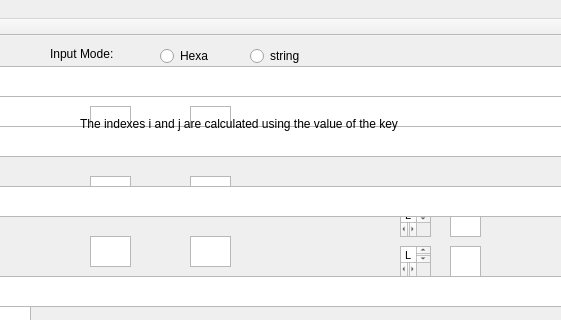
Old version of the form mainwindow.ui in the repository TonyMalghem/TX; both pictures show x 360 to 921 and y 0 to 320 of the 1250 by 594 pixel window.
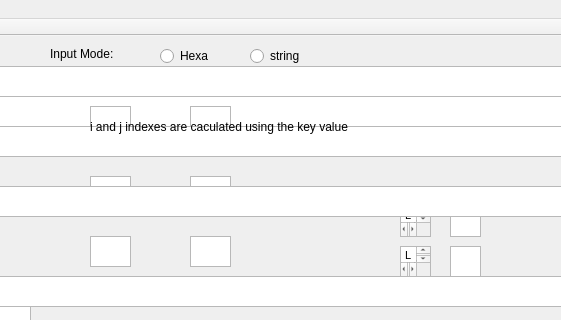
New version of the form.

```diff
--- a/mainwindow.ui
+++ b/mainwindow.ui
@@ -848,14 +848,14 @@
    <widget class="QLabel" name="label_index">
     <property name="geometry">
      <rect>
-      <x>440</x>
+      <x>450</x>
       <y>80</y>
-      <width>401</width>
-      <height>16</height>
+      <width>321</width>
+      <height>21</height>
      </rect>
     </property>
     <property name="text">
-     <string>The indexes i and j are calculated using the value of the key</string>
+     <string>i and j indexes are caculated using the key value</string>
     </property>
    </widget>
   </widget>
```
